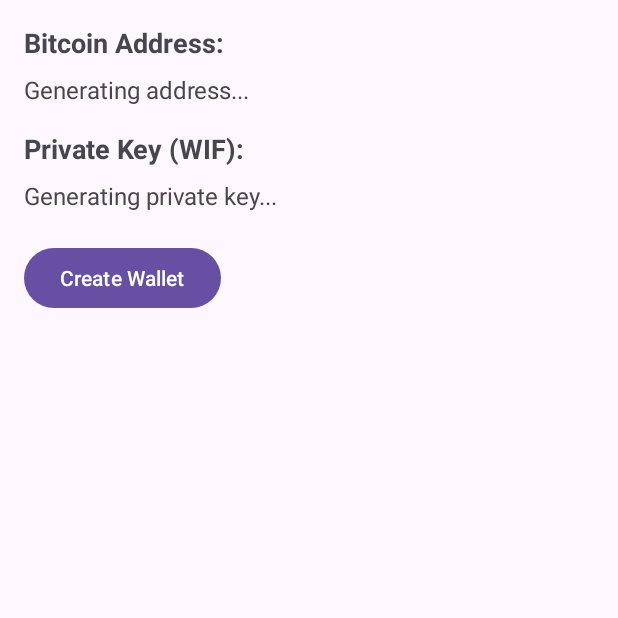
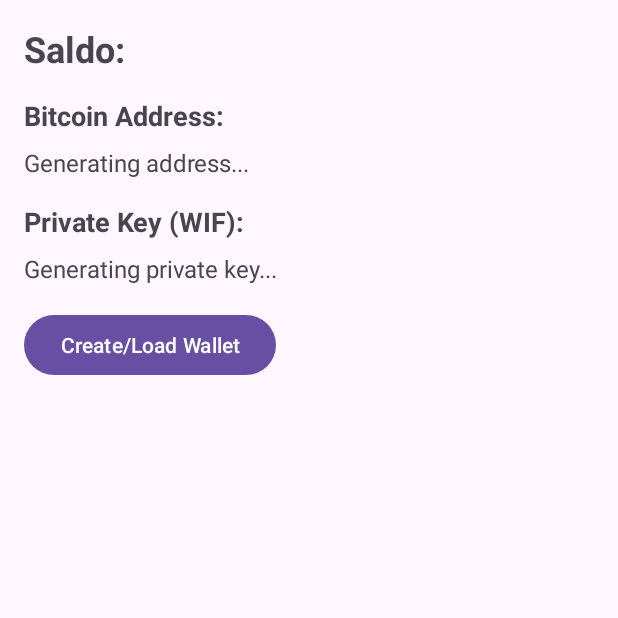
Before and after one commit to thisames/wallet-project, an Android app: the screen it shows after launch (MainActivity), on a phone screen of 412 x 824 dp, the top half of it. Run offline under Robolectric (Android 15) with nearby library versions, the phone set to English and light mode, and no system bars; libraries missing offline, so code that uses them is left out: org.bitcoinj.core, org.bitcoinj.kits, org.bitcoinj.params, org.bitcoinj.wallet.

Commit message:
initial commit

```diff
--- a/app/src/main/java/com/phonereplay/wallet_project/MainActivity.java
+++ b/app/src/main/java/com/phonereplay/wallet_project/MainActivity.java
@@ -11,6 +11,7 @@ import androidx.appcompat.app.AppCompatActivity;
 import com.google.common.util.concurrent.MoreExecutors;
 import com.google.common.util.concurrent.Service;
 
+import org.bitcoinj.core.Coin;
 import org.bitcoinj.core.NetworkParameters;
 import org.bitcoinj.kits.WalletAppKit;
 import org.bitcoinj.params.TestNet3Params;
@@ -25,18 +26,18 @@ public class MainActivity extends AppCompatActivity {
 
     private TextView addressText;
     private TextView privateKeyText;
+    private TextView balanceText;
 
     @Override
     protected void onCreate(Bundle savedInstanceState) {
         super.onCreate(savedInstanceState);
         setContentView(R.layout.activity_main);
 
-        // Inicializando as views
         addressText = findViewById(R.id.addressText);
         privateKeyText = findViewById(R.id.privateKeyText);
+        balanceText = findViewById(R.id.balanceText);
         Button createWalletButton = findViewById(R.id.createWalletButton);
 
-        // Configurar ação do botão para criar ou carregar carteira
         createWalletButton.setOnClickListener(v -> {
             if (walletAppKit == null || !walletAppKit.isRunning()) {
                 new WalletInitTask().execute();
@@ -63,13 +64,11 @@ public class MainActivity extends AppCompatActivity {
             NetworkParameters params = TestNet3Params.get();
             File walletDir = new File(getFilesDir(), "test_wallet");
 
-            // Verificar se o WalletAppKit já foi inicializado
             if (walletAppKit != null && walletAppKit.isRunning()) {
                 Log.d(TAG, "Carteira já existe. Carregando carteira existente.");
                 return walletAppKit.wallet();
             }
 
-            // Excluir carteira anterior, caso exista
             if (walletDir.exists()) {
                 for (File file : walletDir.listFiles()) {
                     file.delete();
@@ -79,10 +78,8 @@ public class MainActivity extends AppCompatActivity {
 
             walletAppKit = new WalletAppKit(params, walletDir, "wallet");
 
-            // Permitir que o WalletAppKit inicie sem bloquear a interface
             walletAppKit.setBlockingStartup(false);
 
-            // Adicionar listener para monitorar o estado do WalletAppKit
             walletAppKit.addListener(new Service.Listener() {
                 @Override
                 public void running() {
@@ -95,7 +92,6 @@ public class MainActivity extends AppCompatActivity {
                 }
             }, MoreExecutors.directExecutor());
 
-            // Inicializar e sincronizar a carteira
             walletAppKit.startAsync();
             Log.d(TAG, "WalletAppKit startAsync() chamado.");
 
@@ -114,14 +110,17 @@ public class MainActivity extends AppCompatActivity {
         @Override
         protected void onPostExecute(Wallet wallet) {
             if (wallet != null) {
-                // Atualizar a interface com o endereço e chave privada
                 String address = wallet.currentReceiveAddress().toString();
                 String privateKey = wallet.currentReceiveKey().getPrivateKeyEncoded(wallet.getParams()).toString();
                 addressText.setText(address);
                 privateKeyText.setText(privateKey);
 
+                Coin balance = wallet.getBalance();
+                balanceText.setText("Saldo: " + balance.toFriendlyString());
+
                 Log.d(TAG, "Bitcoin Address: " + address);
                 Log.d(TAG, "Private Key (WIF): " + privateKey);
+                Log.d(TAG, "Saldo da Carteira: " + balance.toFriendlyString());
             } else {
                 Log.e(TAG, "Falha ao inicializar a carteira. Verifique os logs para mais informações.");
             }
--- a/app/src/main/res/layout/activity_main.xml
+++ b/app/src/main/res/layout/activity_main.xml
@@ -5,6 +5,17 @@
     android:orientation="vertical"
     android:padding="16dp">
 
+    <!-- Exibição do Saldo -->
+    <TextView
+        android:id="@+id/balanceText"
+        android:layout_width="wrap_content"
+        android:layout_height="wrap_content"
+        android:layout_marginBottom="16dp"
+        android:text="Saldo:"
+        android:textSize="24sp"
+        android:textStyle="bold" />
+
+    <!-- Exibição do Endereço -->
     <TextView
         android:id="@+id/addressLabel"
         android:layout_width="wrap_content"
@@ -21,6 +32,7 @@
         android:text="Generating address..."
         android:textSize="16sp" />
 
+    <!-- Exibição da Chave Privada -->
     <TextView
         android:id="@+id/privateKeyLabel"
         android:layout_width="wrap_content"
@@ -38,10 +50,11 @@
         android:text="Generating private key..."
         android:textSize="16sp" />
 
+    <!-- Botão para criar a carteira -->
     <Button
         android:id="@+id/createWalletButton"
         android:layout_width="wrap_content"
         android:layout_height="wrap_content"
-        android:layout_marginTop="20dp"
-        android:text="Create Wallet" />
+        android:layout_marginTop="16dp"
+        android:text="Create/Load Wallet" />
 </LinearLayout>
```
